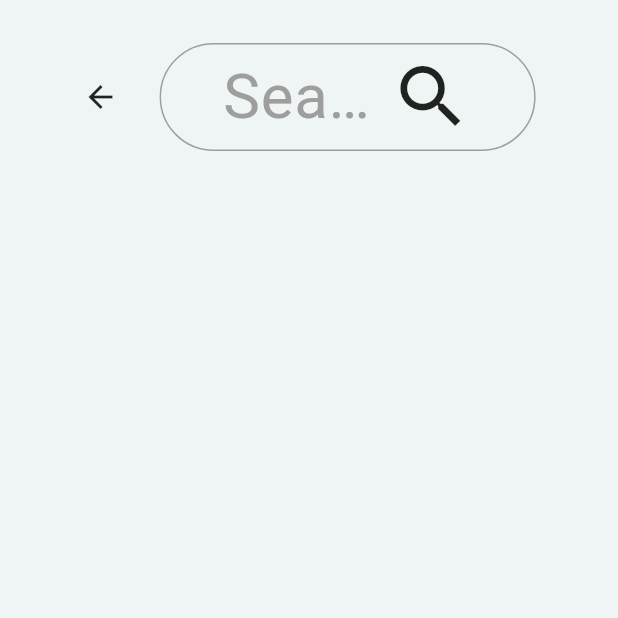
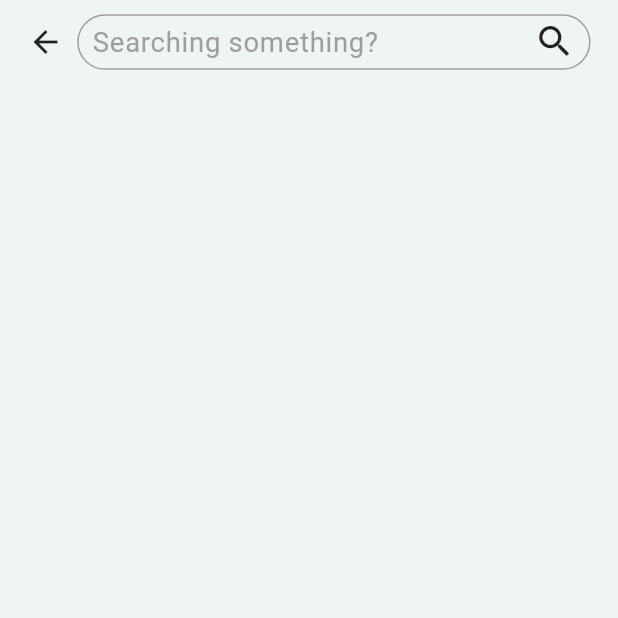
Before and after one commit to elmermj/tdd_bloc_experiment, a Flutter app: the SearchPage screen opened directly, on a phone screen of 412 x 824 dp, the top half of it. Run offline on Flutter 3.47's test engine with Material 3 defaults, Android fonts, the light colour scheme and no system bars; our stand-ins replace auto_size_text, bloc, cached_network_image, dartz, device_info, dio and 8 more; accounts and stored records are empty; network calls fail.

```diff
--- a/lib/feature/presentation/page/search/search_page.dart
+++ b/lib/feature/presentation/page/search/search_page.dart
@@ -59,8 +59,8 @@ class _SearchPageState extends State<SearchPage> {
                 color: isDarkTheme ? null : Color(0xFFEFF5F5),
                 width: double.infinity,
                 padding: EdgeInsets.symmetric(
-                  vertical: 24.h,
-                  horizontal: 48.w,
+                  vertical: 8.h,
+                  horizontal: 16.w,
                 ),
                 child: Column(
                   children: [
@@ -74,14 +74,14 @@ class _SearchPageState extends State<SearchPage> {
                             Platform.isIOS ? Icons.arrow_back_ios : Icons.arrow_back,
                           ),
                         ),
-                        SizedBox(width: 24.w),
+                        SizedBox(width: 8.w),
                         Expanded(
                           child: Container(
                             decoration: BoxDecoration(
                               border: Border.all(color: Colors.grey),
                               borderRadius: BorderRadius.circular(99.0),
                             ),
-                            padding: EdgeInsets.symmetric(horizontal: 36.w),
+                            padding: EdgeInsets.symmetric(horizontal: 8.w),
                             child: Row(
                               children: [
                                 Expanded(
@@ -91,14 +91,14 @@ class _SearchPageState extends State<SearchPage> {
                                       isDense: true,
                                       hintText: 'Searching something?',
                                       hintStyle: TextStyle(
-                                        fontSize: 36.sp,
+                                        fontSize: 16.sp,
                                         color: Colors.grey,
                                       ),
                                       enabledBorder: InputBorder.none,
                                       focusedBorder: InputBorder.none,
                                     ),
                                     style: TextStyle(
-                                      fontSize: 36.sp,
+                                      fontSize: 16.sp,
                                     ),
                                   ),
                                 ),
@@ -108,7 +108,7 @@ class _SearchPageState extends State<SearchPage> {
                                     focusNode: focusNodeIconSearch,
                                     child: Icon(
                                       Icons.search,
-                                      size: 48.w,
+                                      size: 24.w,
                                     ),
                                   ),
                                 ),
@@ -118,7 +118,7 @@ class _SearchPageState extends State<SearchPage> {
                         ),
                       ],
                     ),
-                    SizedBox(height: 16.h),
+                    SizedBox(height: 8.h),
                     Expanded(
                       child: BlocBuilder<TopHeadlinesNewsBloc, TopHeadlinesNewsState>(
                         builder: (context, state) {
@@ -144,7 +144,7 @@ class _SearchPageState extends State<SearchPage> {
                                       DateFormat('yyy-MM-ddTHH:mm:ssZ').parse(itemArticle.publishedAt!, true);
                                   var strPublishedAt = DateFormat('MMM dd, yyyy HH:mm').format(dateTimePublishedAt);
                                   return Padding(
-                                    padding: EdgeInsets.symmetric(vertical: 16.h),
+                                    padding: EdgeInsets.symmetric(vertical: 8.h),
                                     child: ItemNewsWidget(
                                       itemArticle: itemArticle,
                                       strPublishedAt: strPublishedAt,
--- a/pubspec.yaml
+++ b/pubspec.yaml
@@ -33,6 +33,8 @@ dependencies:
 
 dev_dependencies:
   flutter_test:
+    sdk: flutter
+  integration_test:
     sdk: flutter
 
   # Tools to write binaries that run builders.
```
Also changed, not shown: pubspec.lock, 2 other files.
